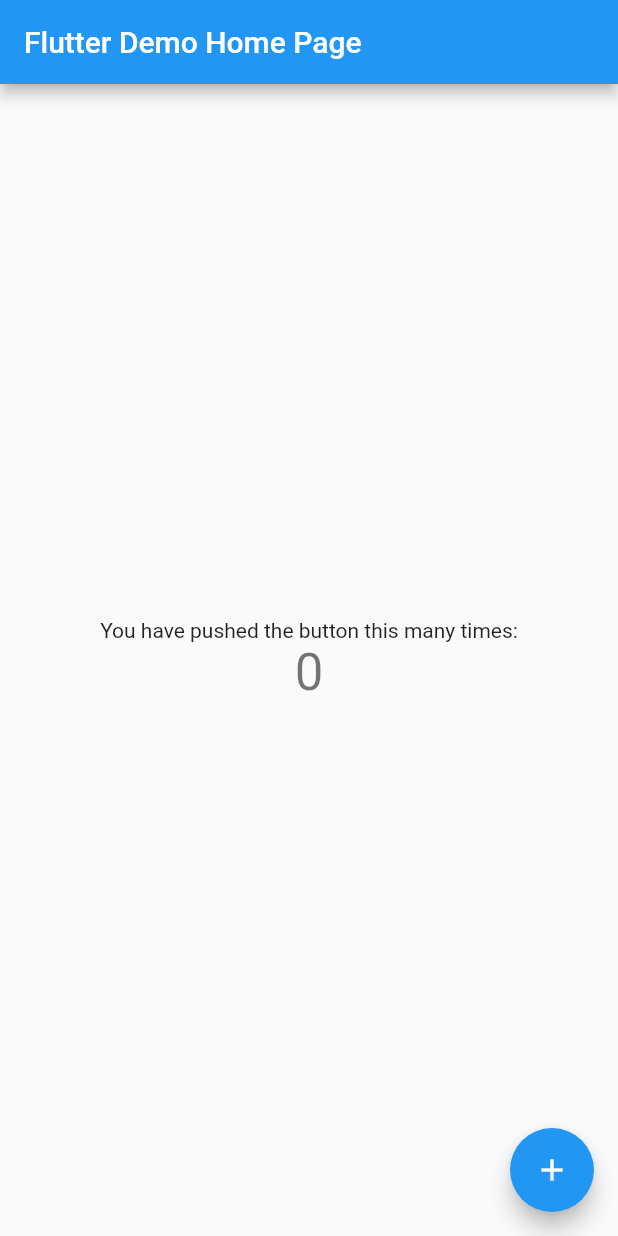
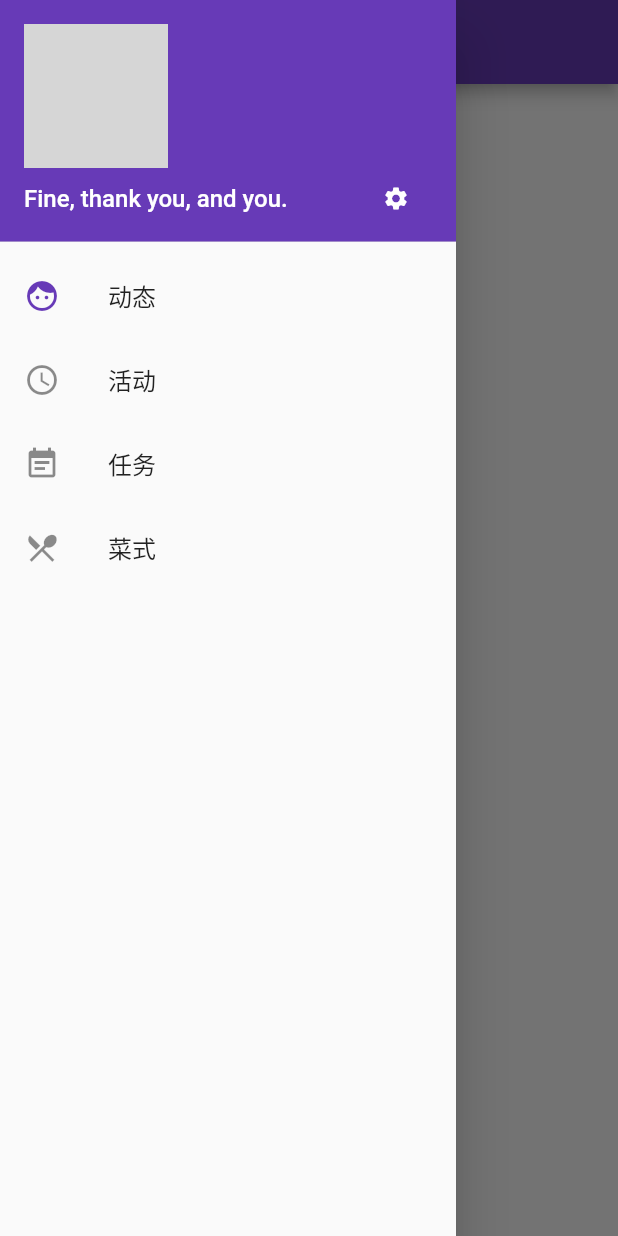
Before and after one commit to haoliangwu/yuefou-flutter, a Flutter app: the screen it shows after launch, with the side drawer open (before the commit the screen has no drawer), on a phone screen of 412 x 824 dp. Run offline on Flutter 3.47's test engine with Material 2 defaults, Android fonts, the phone set to English and light mode, and no system bars; network calls fail; grey boxes are pictures that could not be loaded.

Commit message:
[ADD] 完成导航部分

```diff
--- a/lib/main.dart
+++ b/lib/main.dart
@@ -1,109 +1,4 @@
 import 'package:flutter/material.dart';
+import 'package:yuefou_flutter/src/app.dart';
 
 void main() => runApp(new MyApp());
-
-class MyApp extends StatelessWidget {
-  // This widget is the root of your application.
-  @override
-  Widget build(BuildContext context) {
-    return new MaterialApp(
-      title: 'Flutter Demo',
-      theme: new ThemeData(
-        // This is the theme of your application.
-        //
-        // Try running your application with "flutter run". You'll see the
-        // application has a blue toolbar. Then, without quitting the app, try
-        // changing the primarySwatch below to Colors.green and then invoke
-        // "hot reload" (press "r" in the console where you ran "flutter run",
-        // or press Run > Flutter Hot Reload in IntelliJ). Notice that the
-        // counter didn't reset back to zero; the application is not restarted.
-        primarySwatch: Colors.blue,
-      ),
-      home: new MyHomePage(title: 'Flutter Demo Home Page'),
-    );
-  }
-}
-
-class MyHomePage extends StatefulWidget {
-  MyHomePage({Key key, this.title}) : super(key: key);
-
-  // This widget is the home page of your application. It is stateful, meaning
-  // that it has a State object (defined below) that contains fields that affect
-  // how it looks.
-
-  // This class is the configuration for the state. It holds the values (in this
-  // case the title) provided by the parent (in this case the App widget) and
-  // used by the build method of the State. Fields in a Widget subclass are
-  // always marked "final".
-
-  final String title;
-
-  @override
-  _MyHomePageState createState() => new _MyHomePageState();
-}
-
-class _MyHomePageState extends State<MyHomePage> {
-  int _counter = 0;
-
-  void _incrementCounter() {
-    setState(() {
-      // This call to setState tells the Flutter framework that something has
-      // changed in this State, which causes it to rerun the build method below
-      // so that the display can reflect the updated values. If we changed
-      // _counter without calling setState(), then the build method would not be
-      // called again, and so nothing would appear to happen.
-      _counter++;
-    });
-  }
-
-  @override
-  Widget build(BuildContext context) {
-    // This method is rerun every time setState is called, for instance as done
-    // by the _incrementCounter method above.
-    //
-    // The Flutter framework has been optimized to make rerunning build methods
-    // fast, so that you can just rebuild anything that needs updating rather
-    // than having to individually change instances of widgets.
-    return new Scaffold(
-      appBar: new AppBar(
-        // Here we take the value from the MyHomePage object that was created by
-        // the App.build method, and use it to set our appbar title.
-        title: new Text(widget.title),
-      ),
-      body: new Center(
-        // Center is a layout widget. It takes a single child and positions it
-        // in the middle of the parent.
-        child: new Column(
-          // Column is also layout widget. It takes a list of children and
-          // arranges them vertically. By default, it sizes itself to fit its
-          // children horizontally, and tries to be as tall as its parent.
-          //
-          // Invoke "debug paint" (press "p" in the console where you ran
-          // "flutter run", or select "Toggle Debug Paint" from the Flutter tool
-          // window in IntelliJ) to see the wireframe for each widget.
-          //
-          // Column has various properties to control how it sizes itself and
-          // how it positions its children. Here we use mainAxisAlignment to
-          // center the children vertically; the main axis here is the vertical
-          // axis because Columns are vertical (the cross axis would be
-          // horizontal).
-          mainAxisAlignment: MainAxisAlignment.center,
-          children: <Widget>[
-            new Text(
-              'You have pushed the button this many times:',
-            ),
-            new Text(
-              '$_counter',
-              style: Theme.of(context).textTheme.display1,
-            ),
-          ],
-        ),
-      ),
-      floatingActionButton: new FloatingActionButton(
-        onPressed: _incrementCounter,
-        tooltip: 'Increment',
-        child: new Icon(Icons.add),
-      ), // This trailing comma makes auto-formatting nicer for build methods.
-    );
-  }
-}
--- /dev/null
+++ b/lib/src/app.dart
@@ -0,0 +1,22 @@
+import 'package:flutter/material.dart';
+import 'package:yuefou_flutter/src/home/page.dart';
+
+class MyApp extends StatelessWidget {
+  // This widget is the root of your application.
+  @override
+  Widget build(BuildContext context) {
+    return MaterialApp(
+      title: 'YueFou',
+      theme: ThemeData(
+        primarySwatch: Colors.deepPurple,
+      ),
+      home: Page(title: '动态'),
+      routes: <String, WidgetBuilder>{
+        '/activity': (BuildContext context) => Page(title: '活动'),
+        '/task': (BuildContext context) => Page(title: '任务'),
+        '/recipe': (BuildContext context) => Page(title: '菜谱'),
+        '/settings': (BuildContext context) => Page(title: '设置'),
+      },
+    );
+  }
+}
--- /dev/null
+++ b/lib/src/common/text.dart
@@ -0,0 +1,10 @@
+import 'package:flutter/material.dart';
+
+class MajorText extends Text {
+  MajorText(String content, {color = Colors.black87, size = 16.0})
+      : super(content,
+            style: TextStyle(
+              fontSize: size,
+              color: color,
+            ));
+}
--- /dev/null
+++ b/lib/src/home/navigation_drawer.dart
@@ -0,0 +1,97 @@
+import 'package:flutter/material.dart';
+import 'package:yuefou_flutter/src/common/text.dart';
+
+class NavigationDrawer extends StatefulWidget {
+  NavigationDrawer({Key key, this.activeRouteName, this.onSelected})
+      : super(key: key);
+
+  final String activeRouteName;
+  final Function onSelected;
+
+  final _avatarUrl =
+      'https://yuefou-prod-cos-1256165069.cos.ap-beijing.myqcloud.com/cjgork39i3spq0120xk2d95a8/4612dcd6-6bde-4220-97eb-ed23dcbb507b-超级长超级长超级长超级长超级长超级长超级长超级长超级长超级长超级长超级长超级长超级长.jpg';
+
+  @override
+  State<StatefulWidget> createState() => _NavigationDrawerState();
+}
+
+class _NavigationDrawerState extends State<NavigationDrawer> {
+  Widget _buildListTile(BuildContext ctx, {String title, String routeName, Icon icon}) {
+    return ListTileTheme(
+      child: ListTile(
+        selected: widget.activeRouteName == routeName,
+        leading: icon,
+        title: MajorText(title),
+        onTap: () {
+          widget.onSelected(routeName);
+
+          Navigator.pushReplacementNamed(ctx, routeName);
+        },
+      ),
+    );
+  }
+
+  Widget _buildDrawerHeader(BuildContext ctx) {
+    return DrawerHeader(
+      child: Container(
+        child: Column(
+          children: <Widget>[
+            Row(
+              children: <Widget>[
+                CircleAvatar(
+                  backgroundImage: NetworkImage(widget._avatarUrl),
+                  backgroundColor: Colors.white,
+                  radius: 48.0,
+                )
+              ],
+            ),
+            Expanded(
+              child: Row(
+                crossAxisAlignment: CrossAxisAlignment.center,
+                children: <Widget>[
+                  Expanded(
+                    child: Container(
+                      // margin: EdgeInsets.only(top: 16.0),
+                      child: MajorText(
+                        'Fine, thank you, and you.',
+                        color: Colors.white,
+                      ),
+                    ),
+                  ),
+                  IconButton(
+                    iconSize: 18.0,
+                    icon: Icon(Icons.settings),
+                    color: Colors.white,
+                    onPressed: () {
+                      // TODO redirect to profile page
+                      Navigator.pushReplacementNamed(ctx, '/settings');
+                      // _redirectProfilePage(ctx);
+                    },
+                  ),
+                ],
+              ),
+            )
+          ],
+        ),
+      ),
+      decoration: BoxDecoration(
+        color: Colors.deepPurple,
+      ),
+    );
+  }
+
+  @override
+  Widget build(BuildContext ctx) {
+    List<Widget> drawerChildren = [
+      _buildDrawerHeader(ctx),
+      _buildListTile(ctx, title: '动态', routeName: '/', icon: const Icon(Icons.face)),
+      _buildListTile(ctx, title: '活动', routeName: '/activity', icon: const Icon(Icons.schedule)),
+      _buildListTile(ctx, title: '任务', routeName: '/task', icon: const Icon(Icons.event_note)),
+      _buildListTile(ctx, title: '菜式', routeName: '/recipe', icon: const Icon(Icons.restaurant_menu)),
+    ];
+
+    return new Drawer(
+      child: ListView(padding: EdgeInsets.zero, children: drawerChildren),
+    );
+  }
+}
--- /dev/null
+++ b/lib/src/home/page.dart
@@ -0,0 +1,41 @@
+import 'package:flutter/material.dart';
+import 'package:yuefou_flutter/src/home/navigation_drawer.dart';
+
+// 这个变量需要为持久化
+String _activeRoutePath = '/';
+
+class Page extends StatefulWidget {
+  Page({Key key, this.title, this.body}) : super(key: key);
+
+  // This widget is the home page of your application. It is stateful, meaning
+  // that it has a State object (defined below) that contains fields that affect
+  // how it looks.
+
+  // This class is the configuration for the state. It holds the values (in this
+  // case the title) provided by the parent (in this case the App widget) and
+  // used by the build method of the State. Fields in a Widget subclass are
+  // always marked "final".
+
+  final String title;
+  final Widget body;
+
+  @override
+  State<StatefulWidget> createState() => _PageState();
+}
+
+class _PageState extends State<Page> {
+  Widget build(BuildContext context) {
+    return new Scaffold(
+      appBar: new AppBar(
+        title: new Text(widget.title),
+      ),
+      drawer: NavigationDrawer(
+        activeRouteName: _activeRoutePath,
+        onSelected: (String selectedPath) {
+          _activeRoutePath = selectedPath;
+        },
+      ),
+      body: widget.body,
+    );
+  }
+}
```
Also changed, not shown: 1 other file.
